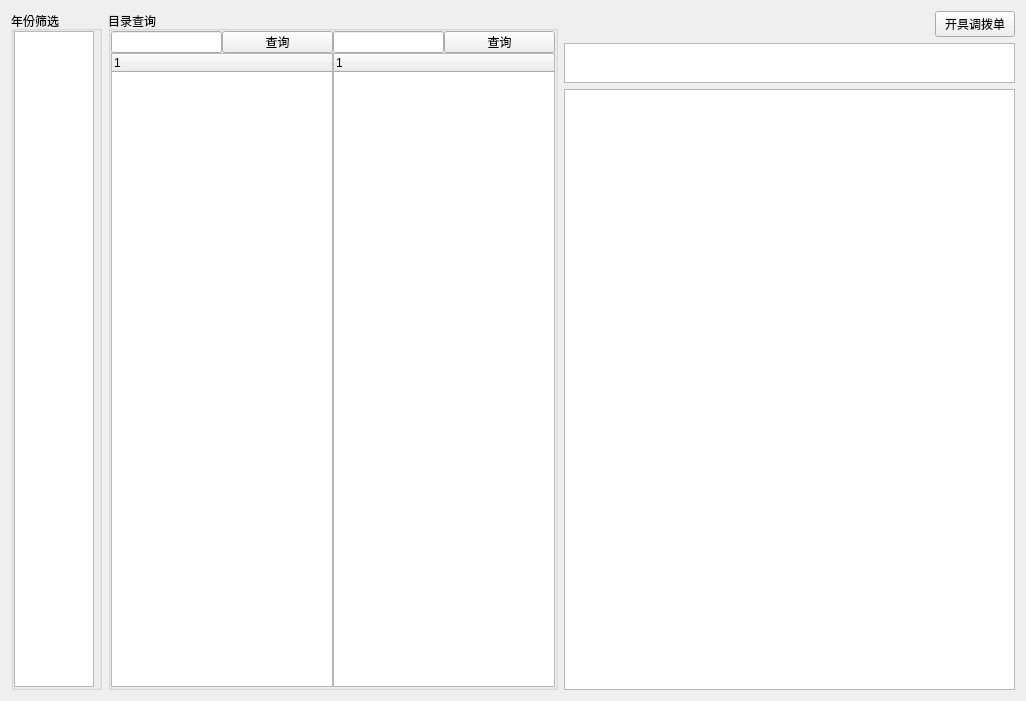
Belos10/Equip, file widgets/alocatMange/allotSchedule.ui: the form before one commit.
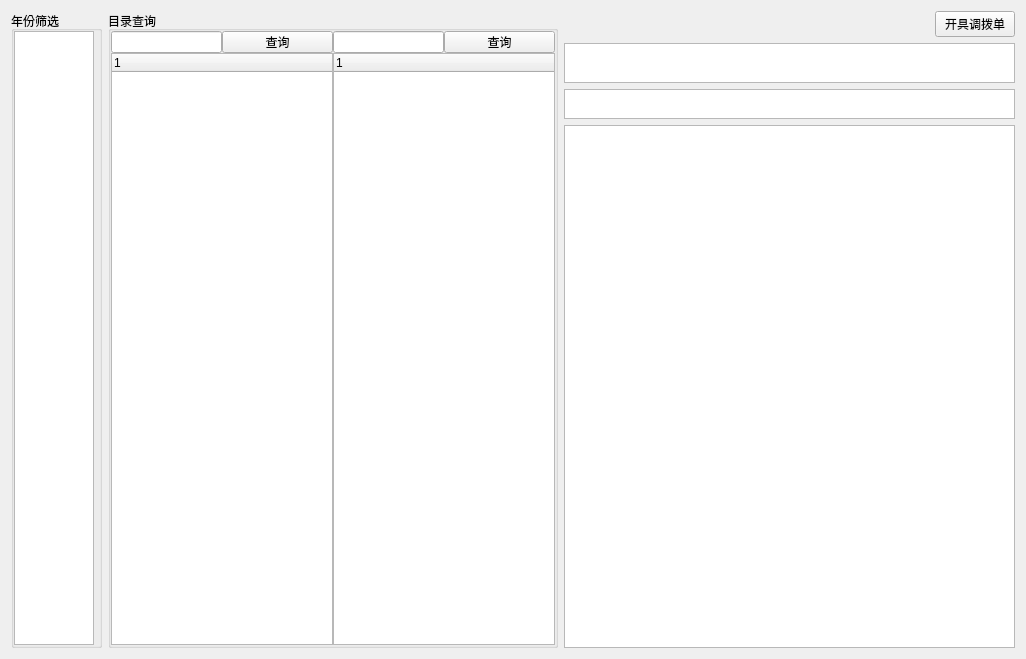
The form after the commit.

```diff
--- a/widgets/alocatMange/allotSchedule.ui
+++ b/widgets/alocatMange/allotSchedule.ui
@@ -7,7 +7,7 @@
     <x>0</x>
     <y>0</y>
     <width>1026</width>
-    <height>701</height>
+    <height>659</height>
    </rect>
   </property>
   <property name="windowTitle">
@@ -295,6 +295,28 @@
        </property>
       </widget>
      </item>
+     <item>
+      <widget class="QTextEdit" name="te_proof">
+       <property name="sizePolicy">
+        <sizepolicy hsizetype="Ignored" vsizetype="Fixed">
+         <horstretch>0</horstretch>
+         <verstretch>0</verstretch>
+        </sizepolicy>
+       </property>
+       <property name="minimumSize">
+        <size>
+         <width>0</width>
+         <height>20</height>
+        </size>
+       </property>
+       <property name="maximumSize">
+        <size>
+         <width>16777215</width>
+         <height>30</height>
+        </size>
+       </property>
+      </widget>
+     </item>
      <item>
       <widget class="QTableWidget" name="disturbResult"/>
      </item>
```
